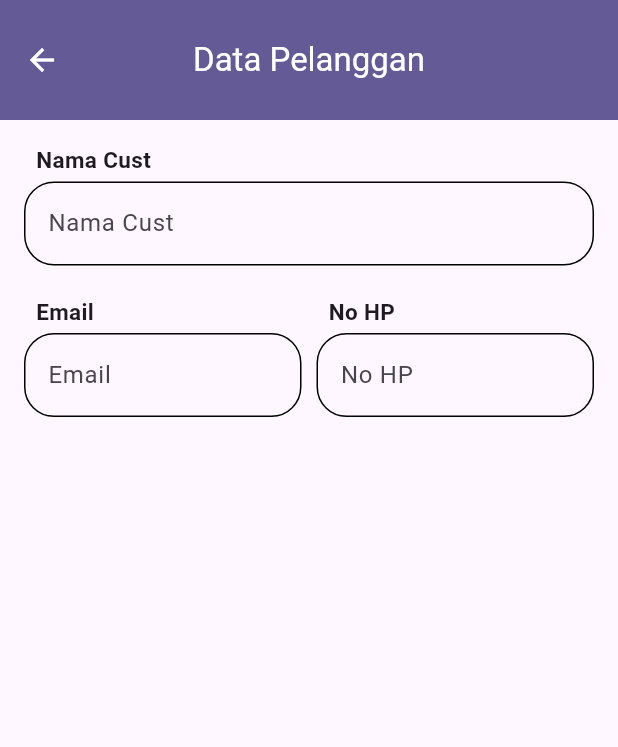
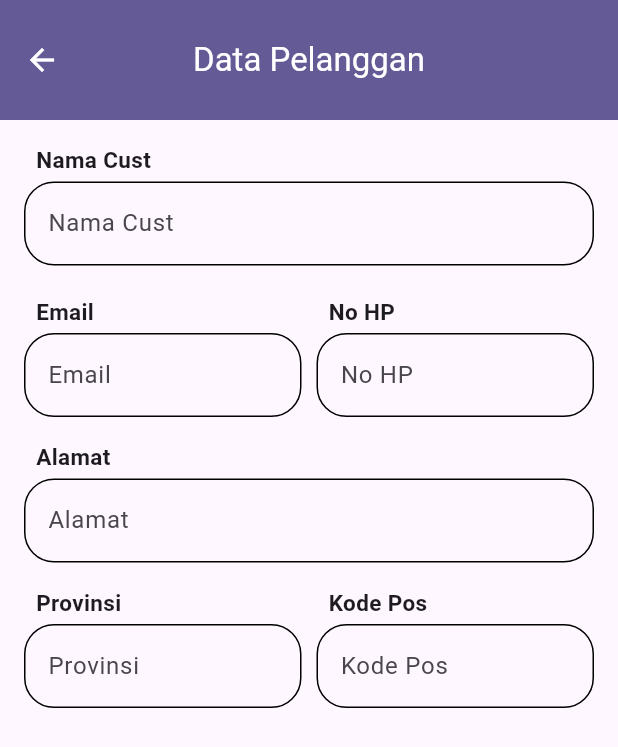
Before and after one commit to emzhran/20220140118_UCP1Flutter, a Flutter app: the DataPelanggan screen opened directly, on a phone screen of 412 x 824 dp. Shown: the top 747 px of the screen. Run offline on Flutter 3.47's test engine with Material 3 defaults, Android fonts, the phone set to English and light mode, and no system bars.

Commit message:
menambahkan TextFormField untuk input alamat, porivnsi, dan kode pos

```diff
--- a/lib/data_pelanggan.dart
+++ b/lib/data_pelanggan.dart
@@ -142,6 +142,114 @@ class _DataPelangganState extends State<DataPelanggan> {
                 ),
               ],
             ),
+            const SizedBox(height: 16),
+            Padding(
+              padding: EdgeInsets.only(left: 8.0),
+              child: Text(
+                'Alamat',
+                style: TextStyle(fontSize: 15, fontWeight: FontWeight.bold),
+              ),
+            ),
+            const SizedBox(height: 4),
+            TextFormField(
+              controller: alamatController,
+              decoration: InputDecoration(
+                border: OutlineInputBorder(
+                  borderRadius: BorderRadius.circular(20.0),
+                ),
+                enabledBorder: OutlineInputBorder(
+                  borderRadius: BorderRadius.circular(20.0),
+                  borderSide: BorderSide(color: Colors.black),
+                ),
+                hintText: 'Alamat',
+              ),
+              validator: (value) {
+                if (value == null || value.isEmpty) {
+                  return 'Alamat tidak boleh kosong';
+                }
+                return null;
+              },
+            ),
+            const SizedBox(height: 16),
+            Row(
+              children: [
+                Expanded(
+                  child: Column(
+                    crossAxisAlignment: CrossAxisAlignment.start,
+                    children: [
+                      Padding(
+                        padding: EdgeInsets.only(left: 8.0),
+                        child: Text(
+                          'Provinsi',
+                          style: TextStyle(
+                            fontSize: 15,
+                            fontWeight: FontWeight.bold,
+                          ),
+                        ),
+                      ),
+                      const SizedBox(height: 4),
+                      TextFormField(
+                        controller: provinsiController,
+                        decoration: InputDecoration(
+                          border: OutlineInputBorder(
+                            borderRadius: BorderRadius.circular(20.0),
+                          ),
+                          enabledBorder: OutlineInputBorder(
+                            borderRadius: BorderRadius.circular(20.0),
+                            borderSide: BorderSide(color: Colors.black),
+                          ),
+                          hintText: 'Provinsi',
+                        ),
+                        validator: (value) {
+                          if (value == null || value.isEmpty) {
+                            return 'Provinsi tidak boleh kosong';
+                          }
+                          return null;
+                        },
+                      ),
+                    ],
+                  ),
+                ),
+                const SizedBox(width: 10),
+                Expanded(
+                  child: Column(
+                    crossAxisAlignment: CrossAxisAlignment.start,
+                    children: [
+                      Padding(
+                        padding: EdgeInsets.only(left: 8.0),
+                        child: Text(
+                          'Kode Pos',
+                          style: TextStyle(
+                            fontSize: 15,
+                            fontWeight: FontWeight.bold,
+                          ),
+                        ),
+                      ),
+                      const SizedBox(height: 4),
+                      TextFormField(
+                        controller: kdPosController,
+                        decoration: InputDecoration(
+                          border: OutlineInputBorder(
+                            borderRadius: BorderRadius.circular(20.0),
+                          ),
+                          enabledBorder: OutlineInputBorder(
+                            borderRadius: BorderRadius.circular(20.0),
+                            borderSide: BorderSide(color: Colors.black),
+                          ),
+                          hintText: 'Kode Pos',
+                        ),
+                        validator: (value) {
+                          if (value == null || value.isEmpty) {
+                            return 'Kode pos tidak boleh kosong';
+                          }
+                          return null;
+                        },
+                      ),
+                    ],
+                  ),
+                ),
+              ],
+            ),
           ],
         ),
       ),
```
